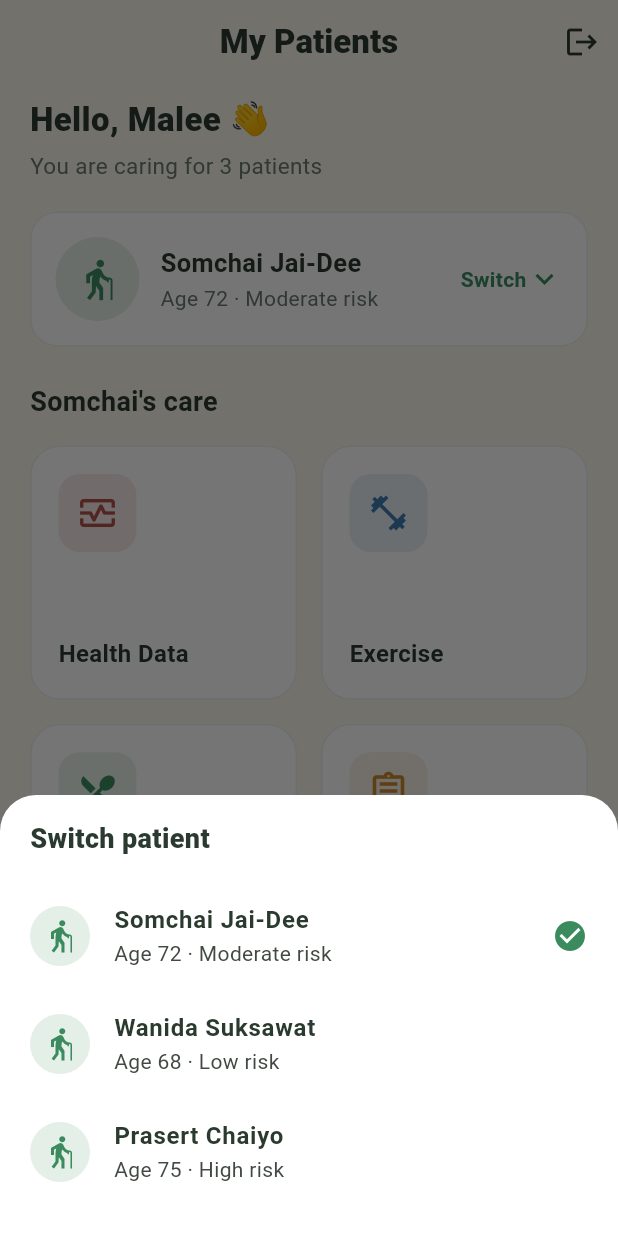
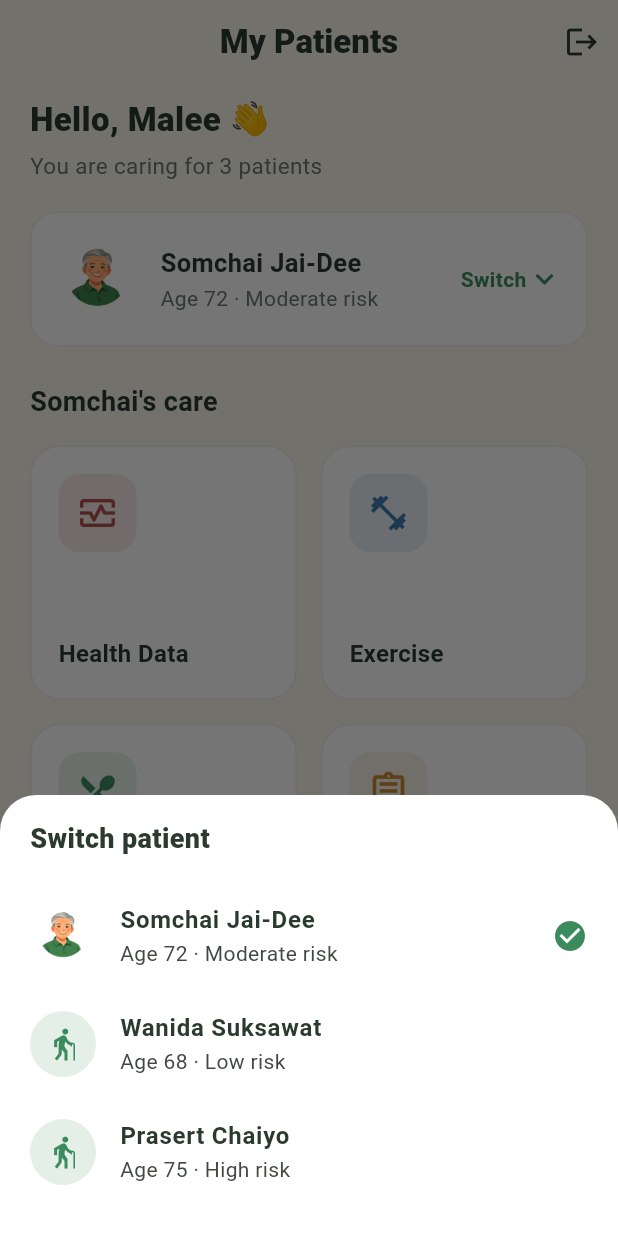
Before and after one commit to anuruddhika94/sarco_care, a Flutter app: the CaretakerHomeScreen screen opened directly, after a tap on "Somchai Jai-Dee", on a phone screen of 412 x 824 dp. Run offline on Flutter 3.47's test engine with Material 3 defaults, Android fonts, the phone set to English and light mode, and no system bars; our stand-ins replace youtube_player_iframe.

Commit message:
Wire generated images into screens
- Add splash couple, somchai/malee avatars, result and eggs_toast images
- New AppAvatar widget (asset with icon fallback) used in profile, caretaker
  card and caretaker home patient switcher/picker
- Use real images: splash hero, profile/caretaker avatars, results,
  meals eggs card + recipe hero; all with graceful placeholder fallback

```diff
--- a/lib/screens/caretaker_home_screen.dart
+++ b/lib/screens/caretaker_home_screen.dart
@@ -1,6 +1,7 @@
 import 'package:flutter/material.dart';
 
 import '../theme/app_theme.dart';
+import '../widgets/app_avatar.dart';
 import 'add_patient_screen.dart';
 import 'assessment_screen.dart';
 import 'exercise_plan_screen.dart';
@@ -19,9 +20,9 @@ class CaretakerHomeScreen extends StatefulWidget {
 
 class _CaretakerHomeScreenState extends State<CaretakerHomeScreen> {
   static const _patients = [
-    _Patient('Somchai Jai-Dee', 72, 'Moderate'),
-    _Patient('Wanida Suksawat', 68, 'Low'),
-    _Patient('Prasert Chaiyo', 75, 'High'),
+    _Patient('Somchai Jai-Dee', 72, 'Moderate', 'assets/images/avatars/somchai.png'),
+    _Patient('Wanida Suksawat', 68, 'Low', null),
+    _Patient('Prasert Chaiyo', 75, 'High', null),
   ];
 
   int _selected = 0;
@@ -174,10 +175,11 @@ class _CaretakerHomeScreenState extends State<CaretakerHomeScreen> {
 }
 
 class _Patient {
-  const _Patient(this.name, this.age, this.risk);
+  const _Patient(this.name, this.age, this.risk, this.image);
   final String name;
   final int age;
   final String risk;
+  final String? image;
 }
 
 /// The current-patient card that opens the switcher sheet.
@@ -202,14 +204,10 @@ class _PatientSwitcher extends StatelessWidget {
           ),
           child: Row(
             children: [
-              Container(
-                width: 56,
-                height: 56,
-                decoration: const BoxDecoration(
-                  color: AppColors.softGreen,
-                  shape: BoxShape.circle,
-                ),
-                child: Icon(Icons.elderly, color: AppColors.primary, size: 30),
+              AppAvatar(
+                asset: patient.image,
+                fallbackIcon: Icons.elderly,
+                size: 56,
               ),
               const SizedBox(width: 14),
               Expanded(
@@ -280,9 +278,10 @@ class _PatientPicker extends StatelessWidget {
             for (int i = 0; i < patients.length; i++)
               ListTile(
                 contentPadding: EdgeInsets.zero,
-                leading: CircleAvatar(
-                  backgroundColor: AppColors.softGreen,
-                  child: Icon(Icons.elderly, color: AppColors.primary),
+                leading: AppAvatar(
+                  asset: patients[i].image,
+                  fallbackIcon: Icons.elderly,
+                  size: 44,
                 ),
                 title: Text(
                   patients[i].name,
--- /dev/null
+++ b/lib/widgets/app_avatar.dart
@@ -0,0 +1,50 @@
+import 'package:flutter/material.dart';
+
+import '../theme/app_theme.dart';
+
+/// Circular avatar that shows an asset image, falling back to an icon on a
+/// soft-green circle when no asset is given or the image fails to load.
+class AppAvatar extends StatelessWidget {
+  const AppAvatar({
+    super.key,
+    this.asset,
+    required this.fallbackIcon,
+    this.size = 56,
+    this.iconSize,
+  });
+
+  final String? asset;
+  final IconData fallbackIcon;
+  final double size;
+  final double? iconSize;
+
+  @override
+  Widget build(BuildContext context) {
+    final placeholder = Container(
+      width: size,
+      height: size,
+      decoration: const BoxDecoration(
+        color: AppColors.softGreen,
+        shape: BoxShape.circle,
+      ),
+      alignment: Alignment.center,
+      child: Icon(
+        fallbackIcon,
+        color: AppColors.primary,
+        size: iconSize ?? size * 0.54,
+      ),
+    );
+
+    if (asset == null) return placeholder;
+
+    return ClipOval(
+      child: Image.asset(
+        asset!,
+        width: size,
+        height: size,
+        fit: BoxFit.cover,
+        errorBuilder: (_, _, _) => placeholder,
+      ),
+    );
+  }
+}
```
Also changed, not shown: lib/screens/caretaker_screen.dart (+5 -8 lines), lib/screens/meals_screen.dart (+25 -10 lines), lib/screens/profile_screen.dart (+6 -10 lines), lib/screens/recipe_screen.dart (+16 -7 lines), lib/screens/results_screen.dart (+10 -2 lines), lib/screens/splash_screen.dart (+9 -10 lines), assets/images/avatars/malee.png (added), assets/images/avatars/somchai.png (added), assets/images/meals/eggs_toast.png (added), assets/images/result.png (added), assets/images/splash_couple.png (added).
